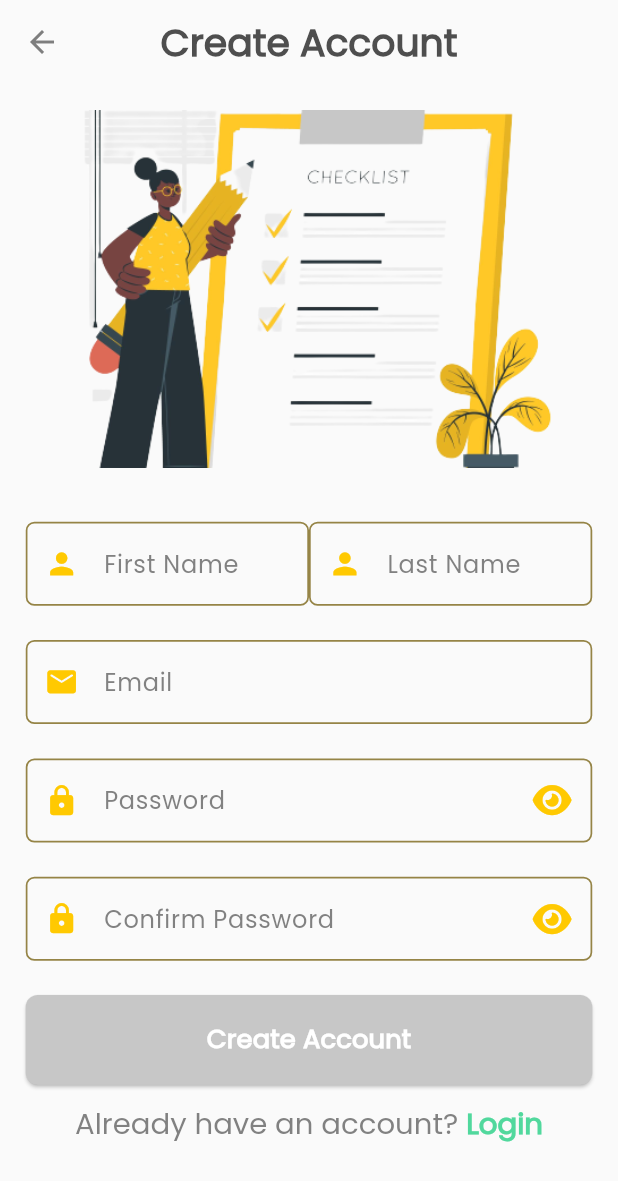
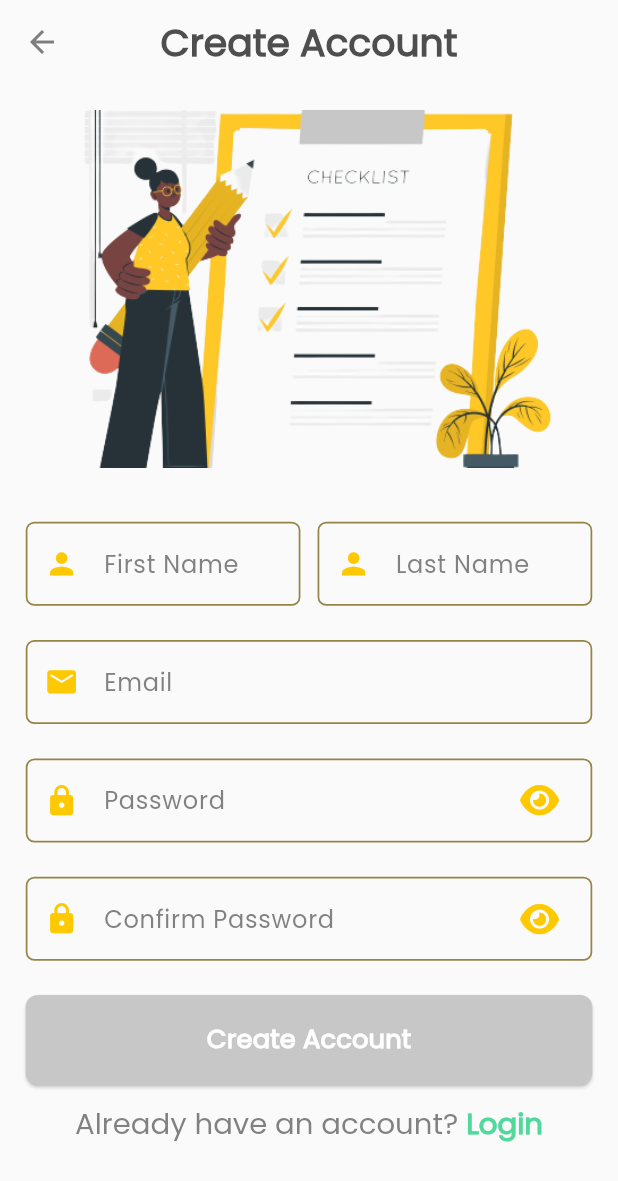
Before and after one commit to joboy-dev/ToNote, a Flutter app: the screen it shows after launch, after a tap on "Create Account", on a phone screen of 412 x 824 dp. Shown: the top 1181 px of the screen. Run offline on Flutter 3.47's test engine with Material 2 defaults, Android fonts, the phone set to English and light mode, and no system bars; drawn by our look-alikes of flutter_animate; our stand-ins replace carousel_slider, device_preview, flutter_screenutil, flutter_secure_storage, flutter_spinkit, font_awesome_flutter and 4 more; accounts and stored records are empty; generated files the repository leaves out were written again.

Commit message:
UX fixes

```diff
--- a/lib/screens/authentication/signup.dart
+++ b/lib/screens/authentication/signup.dart
@@ -177,6 +177,8 @@ class _SignUpState extends State<SignUp> with TickerProviderStateMixin {
                             ),
                           ),
 
+                          SizedBox(width: 10.w),
+
                           // Last Name
                           Expanded(
                             child: NameTextField(
--- a/lib/screens/main/edit_note_screen.dart
+++ b/lib/screens/main/edit_note_screen.dart
@@ -83,7 +83,7 @@ class _EditNoteScreenState extends State<EditNoteScreen> {
               message = 'Note edited.';
             });
 
-            navigatorPop(context);
+            // navigatorPop(context);
           } else if (data == 400) {
             setState(() {
               _isLoading = false;
--- a/lib/screens/onboarding/get_started.dart
+++ b/lib/screens/onboarding/get_started.dart
@@ -59,7 +59,7 @@ class _GetStartedState extends State<GetStarted> with TickerProviderStateMixin {
                   );
                 }).toList(),
                 options: CarouselOptions(
-                  height: kHeightWidth(context).height * 0.65,
+                  height: kHeightWidth(context).height * 0.75,
                   enlargeCenterPage: true,
                   autoPlay: true,
                   aspectRatio: 16 / 9,
--- a/lib/shared/constants.dart
+++ b/lib/shared/constants.dart
@@ -20,7 +20,7 @@ const kButtonTextColor = Colors.white;
 Color kLightColor = Color.fromARGB(255, 250, 250, 250);
 const kRedColor = Color.fromARGB(255, 206, 15, 15);
 const kInactiveColor = Color.fromARGB(255, 199, 199, 199);
-kScaffoldBgColor(BuildContext context) =>Theme.of(context).scaffoldBackgroundColor;
+Color kScaffoldBgColor(BuildContext context) =>Theme.of(context).scaffoldBackgroundColor;
 
 // THEME BASED FONT COLOR
 Color kFontTheme(BuildContext context) {
--- a/lib/shared/widgets/carousel.dart
+++ b/lib/shared/widgets/carousel.dart
@@ -17,7 +17,7 @@ class CarouselContainer extends StatelessWidget {
           decoration: BoxDecoration(
             borderRadius: BorderRadius.circular(10.r),
           ),
-          height: kHeightWidth(context).height * 0.35,
+          height: kHeightWidth(context).height * 0.40,
           child: Image(
             image: AssetImage(image),
             fit: BoxFit.cover,
@@ -26,12 +26,6 @@ class CarouselContainer extends StatelessWidget {
         SizedBox(height: 20.h),
         Text(
           text,
-          // style: TextStyle(
-          //   color: kGreyTextColor,
-          //   fontSize: 20.sp,
-          //   fontFamily: 'Poppins',
-          //   fontWeight: FontWeight.bold,
-          // ),
           style: kGreyNormalTextStyle(context).copyWith(
             fontSize: 20.sp,
           ),
--- a/lib/shared/widgets/text_field.dart
+++ b/lib/shared/widgets/text_field.dart
@@ -138,7 +138,7 @@ class PasswordTextField extends StatelessWidget {
             ),
           ),
           suffixIcon: Padding(
-            padding: EdgeInsets.only(right: 5.r),
+            padding: EdgeInsets.only(right: 20.r),
             child: GestureDetector(
               onTap: onTap,
               child: obscureText
```
Also changed, not shown: lib/shared/bottom_navbar.dart (+4 -4 lines), lib/shared/widgets/note_item.dart (+6 -8 lines).
